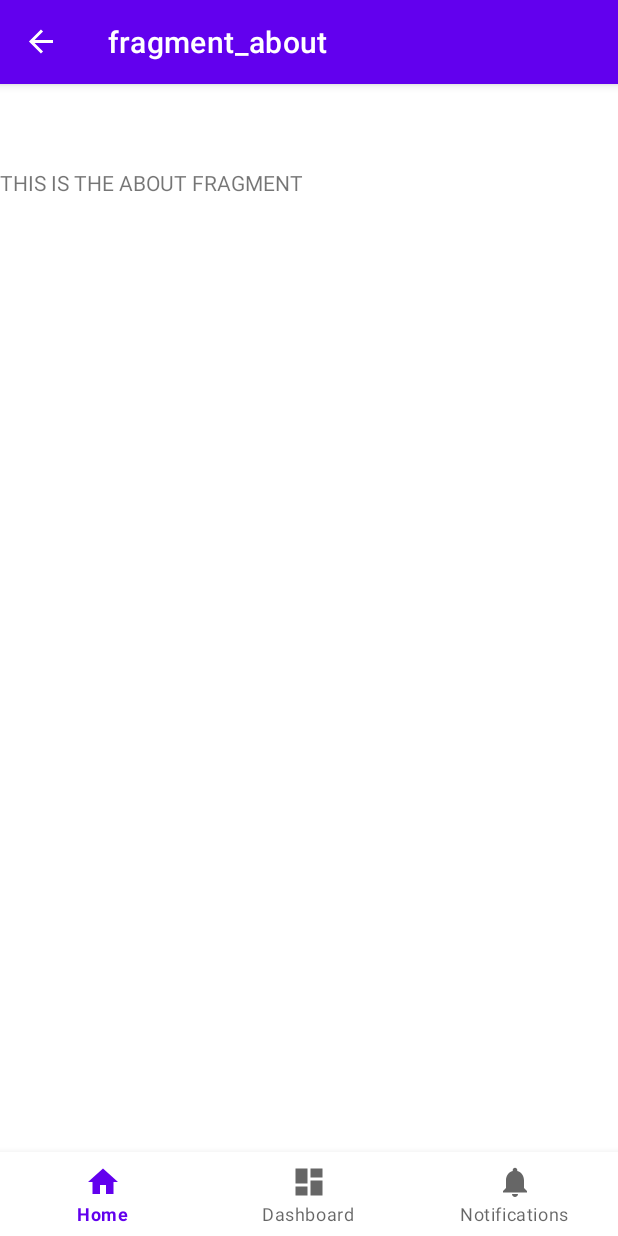
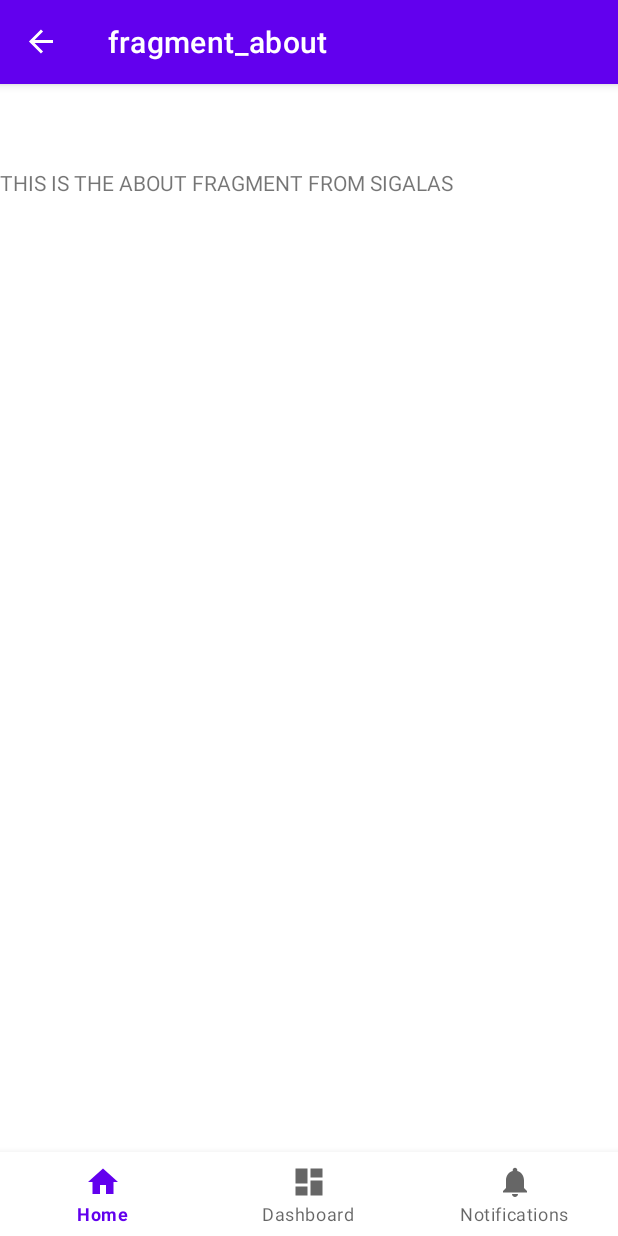
Before and after one commit to imoulas/sample-android-kotlin-expense-app, an Android app: the AboutFragment screen opened through its navigation route, on a phone screen of 412 x 824 dp. Run offline under Robolectric (Android 15) with nearby library versions, the phone set to English and light mode, and no system bars; our stand-ins replace navigation-ui.

Commit message:
About text

```diff
--- a/app/src/main/res/layout/fragment_about.xml
+++ b/app/src/main/res/layout/fragment_about.xml
@@ -9,6 +9,6 @@
     <TextView
         android:layout_width="match_parent"
         android:layout_height="match_parent"
-        android:text="THIS IS THE ABOUT FRAGMENT" />
+        android:text="THIS IS THE ABOUT FRAGMENT FROM SIGALAS" />
 
 </FrameLayout>
```
